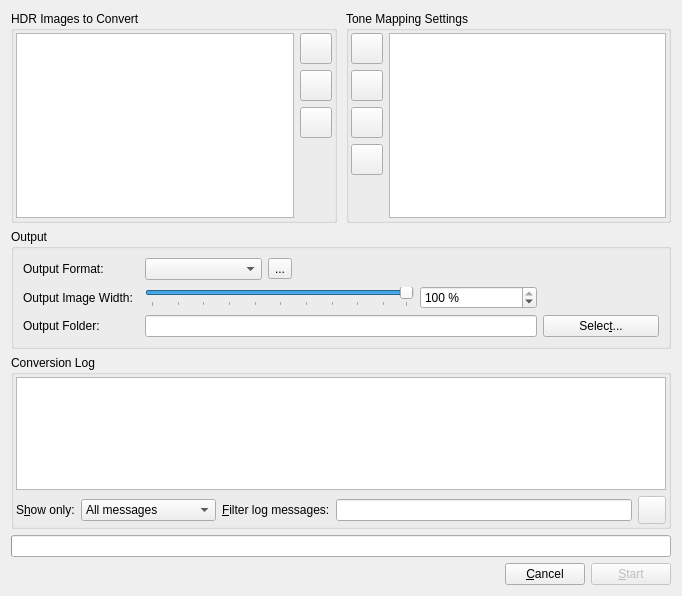
First picture: the form in src/BatchTM/BatchTMDialog.ui, repository LuminanceHDR/LuminanceHDR, before the edit.
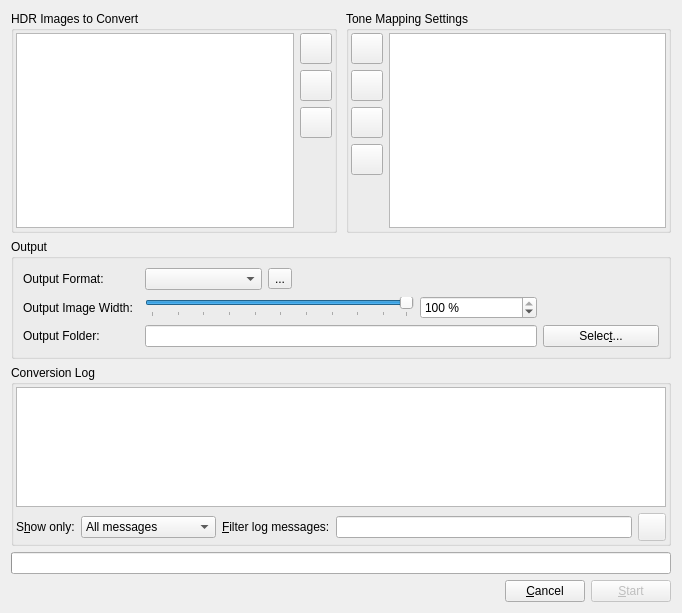
Second picture: the form after the edit. Icons and pictures are not drawn.

Patch:
```diff
--- a/src/BatchTM/BatchTMDialog.ui
+++ b/src/BatchTM/BatchTMDialog.ui
@@ -7,7 +7,7 @@
     <x>0</x>
     <y>0</y>
     <width>682</width>
-    <height>596</height>
+    <height>613</height>
    </rect>
   </property>
   <property name="windowTitle">
```
Left out of the diff: 2 changed lines with no effect on the pictures.
